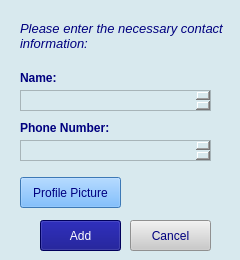
This is Address_Book/necessaryinfoform.ui in kajo12864/Address-Book as Qt 5 draws it before an edit. The edited form follows.
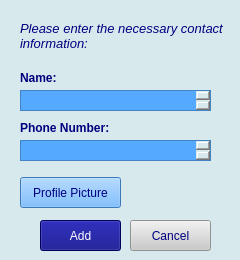
This is the edited form.

What changed in the file:
```diff
--- a/Address_Book/necessaryinfoform.ui
+++ b/Address_Book/necessaryinfoform.ui
@@ -77,6 +77,10 @@
      <height>21</height>
     </rect>
    </property>
+   <property name="styleSheet">
+    <string notr="true">background-color: rgb(85, 170, 255);
+color: rgb(0, 0, 127);</string>
+   </property>
   </widget>
   <widget class="QPushButton" name="buttonCancel">
    <property name="geometry">
@@ -103,6 +107,10 @@
      <height>21</height>
     </rect>
    </property>
+   <property name="styleSheet">
+    <string notr="true">background-color: rgb(85, 170, 255);
+color: rgb(0, 0, 127);</string>
+   </property>
   </widget>
   <widget class="QLabel" name="label">
    <property name="geometry">
```
